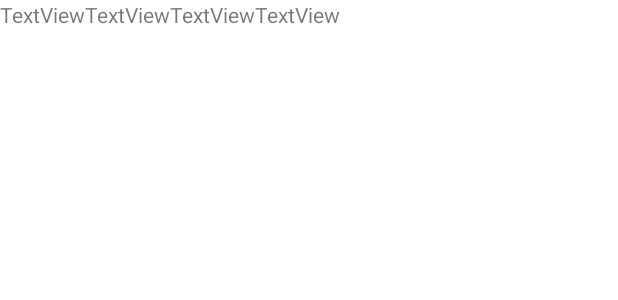
After one commit to salmanrausy/ITPLN_Sehat, an Android app: the layout table_item.xml on its own in the app's theme, with its tools: preview values and no code run, on a phone screen of 412 x 824 dp. The commit adds this screen. Shown: the top 300 px of the screen. Run offline under Robolectric (Android 15) with nearby library versions, the phone set to English and light mode, and no system bars; Roboto replaces fonts that are not available here.

Commit message:
buat table row

```diff
--- a/app/src/main/java/com/example/itplnsehat/fragment/JadwalFragment.kt
+++ b/app/src/main/java/com/example/itplnsehat/fragment/JadwalFragment.kt
@@ -15,6 +15,7 @@ class JadwalFragment : Fragment() {
         savedInstanceState: Bundle?
     ): View? {
         // Inflate the layout for this fragment
+
         return inflater.inflate(R.layout.fragment_jadwal, container, false)
     }
 
--- a/app/src/main/java/com/example/itplnsehat/model/Jadwal.kt
+++ b/app/src/main/java/com/example/itplnsehat/model/Jadwal.kt
@@ -4,9 +4,11 @@ class Jadwal {
     var id_user : Int = 0
     var id_dokter : Int = 0
     var keterangan : String = ""
-    constructor(idUser : Int , idDokter : Int , keterangan : String){
+    var kunjungan : String = ""
+    constructor(idUser : Int , idDokter : Int , keterangan : String, kunjungan :String){
          this.id_user = idUser
          this.id_dokter = idDokter
          this.keterangan = keterangan
+        this.kunjungan = kunjungan
      }
 }
--- /dev/null
+++ b/app/src/main/res/layout/table_item.xml
@@ -0,0 +1,30 @@
+<?xml version="1.0" encoding="utf-8"?>
+<TableRow xmlns:android="http://schemas.android.com/apk/res/android"
+    android:layout_width="match_parent"
+    android:layout_height="match_parent"
+   >
+
+    <TextView
+        android:id="@+id/namaTable"
+        android:layout_width="wrap_content"
+        android:layout_height="wrap_content"
+        android:text="TextView" />
+
+    <TextView
+        android:id="@+id/emailTable"
+        android:layout_width="wrap_content"
+        android:layout_height="wrap_content"
+        android:text="TextView" />
+
+    <TextView
+        android:id="@+id/nomorTable"
+        android:layout_width="wrap_content"
+        android:layout_height="wrap_content"
+        android:text="TextView" />
+
+    <TextView
+        android:id="@+id/kunjunganTable"
+        android:layout_width="wrap_content"
+        android:layout_height="wrap_content"
+        android:text="TextView" />
+</TableRow>
```
Also changed, not shown: app/src/main/java/com/example/itplnsehat/model/DataHelper.kt (+14 -0 lines), app/src/main/res/layout/fragment_jadwal.xml (+3 -5 lines).
